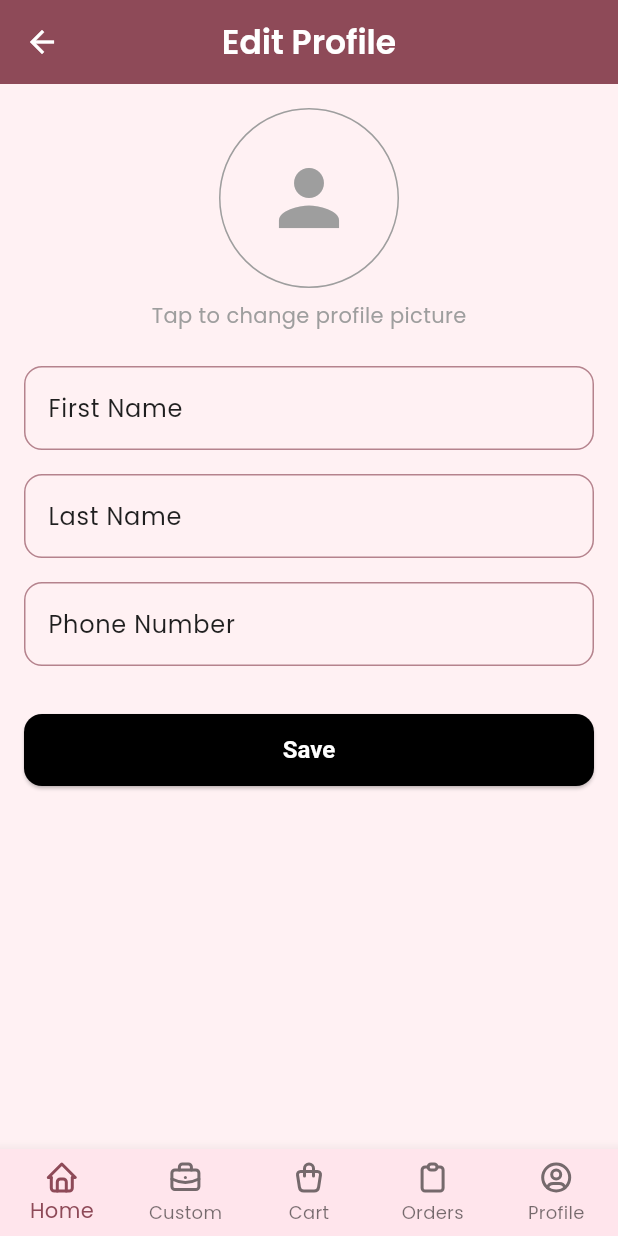
After one commit to adamimrn22/MAP_Flutter_Project_Wanderers, a Flutter app: the CustomerProfileScreen screen opened by its route, after a tap on "Edit Profile", on a phone screen of 412 x 824 dp. The commit adds this screen. Run offline on Flutter 3.47's test engine with Material 3 defaults, Android fonts, the phone set to English and light mode, and no system bars; our stand-ins replace cloud_firestore, firebase_auth, firebase_core, flutter_tabler_icons, go_router, google_fonts and 2 more; accounts and stored records are empty.

Commit message:
Edit Profile Function

```diff
--- a/lib/firebase_services.dart
+++ b/lib/firebase_services.dart
@@ -2,7 +2,6 @@ import 'dart:io';
 import 'package:cloud_firestore/cloud_firestore.dart';
 import 'package:supabase_flutter/supabase_flutter.dart';
 import 'supabase_service.dart';
-
 
 class FirestoreServices {
   final FirebaseFirestore _firestore = FirebaseFirestore.instance;
@@ -69,7 +68,10 @@ class FirestoreServices {
   }
 
   // Update product by ID
-  Future<void> updateProduct(String productId, Map<String, dynamic> data) async {
+  Future<void> updateProduct(
+    String productId,
+    Map<String, dynamic> data,
+  ) async {
     await _firestore.collection('products').doc(productId).update(data);
   }
 
@@ -91,7 +93,9 @@ class FirestoreServices {
 
         if (path != null) {
           print("🗑️ Deleting: $path");
-          final res = await _supabase.storage.from('product-images').remove([path]);
+          final res = await _supabase.storage.from('product-images').remove([
+            path,
+          ]);
           print("📦 Supabase delete result: $res");
         } else {
           print("⚠️ Could not extract path from: $imageUrl");
@@ -123,4 +127,92 @@ class FirestoreServices {
     }
   }
 
+  // NEW: Get user data from Firestore
+  Future<Map<String, dynamic>?> getUserData(String userId) async {
+    try {
+      final doc = await _firestore.collection('users').doc(userId).get();
+      if (!doc.exists) {
+        print("⚠️ User document not found for userId: $userId");
+        return null;
       }
+      print("✅ User data retrieved: ${doc.data()}");
+      return doc.data();
+    } catch (e, stackTrace) {
+      print("❌ Error fetching user data: $e\n📍 StackTrace: $stackTrace");
+      rethrow;
+    }
+  }
+
+  Future<String?> uploadProfilePicture(File image, String userId) async {
+    try {
+      final fileName = 'profile_$userId.png';
+      final filePath = 'profile_pictures/$fileName';
+
+      // Check if the file already exists and delete it to allow overwrite
+      try {
+        await _supabase.storage.from('product-images').getPublicUrl(filePath);
+        // If the above doesn't throw an error, the file exists; delete it
+        await _supabase.storage.from('product-images').remove([filePath]);
+        print("🗑️ Existing profile picture deleted: $filePath");
+      } catch (e) {
+        // File doesn't exist, proceed with upload
+        print("ℹ️ No existing profile picture found at $filePath");
+      }
+
+      // Upload the new profile picture
+      final storageResponse = await _supabase.storage
+          .from('product-images')
+          .upload(
+            filePath,
+            image,
+            fileOptions: const FileOptions(upsert: true),
+          );
+
+      if (storageResponse.isEmpty) {
+        throw Exception('Profile picture upload failed.');
+      }
+
+      // Get the public URL
+      final publicUrl = _supabase.storage
+          .from('product-images')
+          .getPublicUrl(filePath);
+
+      print("✅ Profile picture uploaded: $publicUrl");
+      return publicUrl;
+    } catch (e, stackTrace) {
+      print(
+        "❌ Error uploading profile picture: $e\n📍 StackTrace: $stackTrace",
+      );
+      rethrow;
+    }
+  }
+
+  // In firebase_services.dart, replace or add this method
+  Future<void> updateUserProfile(
+    String userId, {
+    required String userName,
+    required String profilePictureUrl,
+    String? firstName,
+    String? lastName,
+    String? phoneNumber,
+  }) async {
+    try {
+      final data = {
+        'name': userName,
+        'profilePictureUrl': profilePictureUrl,
+        'updatedAt': FieldValue.serverTimestamp(),
+        if (firstName != null) 'firstName': firstName,
+        if (lastName != null) 'lastName': lastName,
+        if (phoneNumber != null) 'phoneNumber': phoneNumber,
+      };
+      await _firestore
+          .collection('users')
+          .doc(userId)
+          .set(data, SetOptions(merge: true));
+      print("✅ User profile updated for userId: $userId");
+    } catch (e, stackTrace) {
+      print("❌ Error updating user profile: $e\n📍 StackTrace: $stackTrace");
+      rethrow;
+    }
+  }
+}
--- a/lib/routing/router.dart
+++ b/lib/routing/router.dart
@@ -30,6 +30,7 @@ import 'package:mycrochetbag/ui/customer/customer_profile/customer_profile_scree
 import 'package:mycrochetbag/ui/admin/widgets/admin_profile_screen.dart';
 import 'package:mycrochetbag/ui/seller/seller_manage_bag/seller_add_bag/widget/seller_addbag_screen.dart';
 import 'package:mycrochetbag/ui/seller/seller_manage_bag/seller_preview_bag/widgets/seller_previewBag_screen.dart';
+import 'package:mycrochetbag/ui/customer/customer_profile/customer_edit_profile_screen.dart';
 
 final _rootNavigatorKey = GlobalKey<NavigatorState>();
 
@@ -96,6 +97,10 @@ GoRouter router(AuthServices authServices) => GoRouter(
         GoRoute(
           path: Routes.customerProfile,
           builder: (context, state) => const CustomerProfileScreen(),
+        ),
+        GoRoute(
+          path: Routes.customerEditProfile,
+          builder: (context, state) => const CustomerEditProfileScreen(),
         ),
       ],
     ),
--- a/lib/routing/routes.dart
+++ b/lib/routing/routes.dart
@@ -12,6 +12,7 @@ abstract final class Routes {
   static const customerCart = '/customer/carts';
   static const customerOrders = '/customer/orders';
   static const customerProfile = '/customer/profile';
+  static const customerEditProfile = '/customer/edit-profile';
 
   // Seller Route
   static const sellerHome = '/seller/home';
@@ -21,8 +22,6 @@ abstract final class Routes {
   static const sellerAddBag = '/seller/add-bag';
   static const sellerPreviewBag = '/seller/preview-bag';
 
-
-
   // Admin Route
   static const adminHome = '/admin/home';
   static const viewAllUser = '/admin/user';
--- /dev/null
+++ b/lib/ui/customer/customer_profile/customer_edit_profile_screen.dart
@@ -0,0 +1,176 @@
+import 'dart:io';
+import 'package:flutter/material.dart';
+import 'package:provider/provider.dart';
+import 'package:go_router/go_router.dart';
+import 'package:mycrochetbag/ui/core/themes/themes.dart';
+import 'package:mycrochetbag/data/services/auth_service.dart';
+import 'package:mycrochetbag/ui/customer/customer_profile/view_model/customer_edit_profile_view_model.dart';
+
+class CustomerEditProfileScreen extends StatefulWidget {
+  const CustomerEditProfileScreen({super.key});
+
+  @override
+  _CustomerEditProfileScreenState createState() =>
+      _CustomerEditProfileScreenState();
+}
+
+class _CustomerEditProfileScreenState extends State<CustomerEditProfileScreen> {
+  @override
+  Widget build(BuildContext context) {
+    final authService = Provider.of<AuthServices>(context, listen: false);
+    return ChangeNotifierProvider(
+      create: (_) => EditProfileViewModel(authService),
+      child: Scaffold(
+        appBar: AppBar(
+          title: const Text('Edit Profile'),
+          centerTitle: true,
+          elevation: 0,
+        ),
+        backgroundColor: RoseBlushColors.background,
+        body: Consumer<EditProfileViewModel>(
+          builder: (context, viewModel, child) {
+            if (viewModel.isLoading) {
+              return const Center(child: CircularProgressIndicator());
+            }
+            return _EditProfileForm(viewModel: viewModel);
+          },
+        ),
+      ),
+    );
+  }
+}
+
+class _EditProfileForm extends StatelessWidget {
+  final EditProfileViewModel viewModel;
+
+  const _EditProfileForm({required this.viewModel});
+
+  @override
+  Widget build(BuildContext context) {
+    return SingleChildScrollView(
+      padding: const EdgeInsets.all(16),
+      child: Form(
+        key: viewModel.formKey,
+        child: Column(
+          crossAxisAlignment: CrossAxisAlignment.start,
+          children: [
+            // Profile Picture
+            Center(
+              child: GestureDetector(
+                onTap: viewModel.isLoading ? null : () => viewModel.pickImage(),
+                child: Container(
+                  width: 120,
+                  height: 120,
+                  decoration: BoxDecoration(
+                    shape: BoxShape.circle,
+                    border: Border.all(color: Colors.grey),
+                  ),
+                  child:
+                      viewModel.profileImage != null
+                          ? ClipOval(
+                            child: Image.file(
+                              File(viewModel.profileImage!.path),
+                              width: 120,
+                              height: 120,
+                              fit: BoxFit.cover,
+                            ),
+                          )
+                          : viewModel.profilePictureUrl != null &&
+                              viewModel.profilePictureUrl!.isNotEmpty
+                          ? ClipOval(
+                            child: Image.network(
+                              '${viewModel.profilePictureUrl}?${DateTime.now().millisecondsSinceEpoch}',
+                              width: 120,
+                              height: 120,
+                              fit: BoxFit.cover,
+                              errorBuilder: (context, error, stackTrace) {
+                                print(
+                                  '❌ Error loading profile picture: $error',
+                                );
+                                return const Icon(
+                                  Icons.person,
+                                  size: 60,
+                                  color: Colors.grey,
+                                );
+                              },
+                            ),
+                          )
+                          : const Icon(
+                            Icons.person,
+                            size: 60,
+                            color: Colors.grey,
+                          ),
+                ),
+              ),
+            ),
+            const SizedBox(height: 8),
+            const Center(
+              child: Text(
+                'Tap to change profile picture',
+                style: TextStyle(color: Colors.grey),
+              ),
+            ),
+
+            const SizedBox(height: 24),
+
+            // First Name Field
+            TextFormField(
+              initialValue: viewModel.firstName ?? '',
+              decoration: const InputDecoration(labelText: 'First Name'),
+              onSaved: (val) => viewModel.firstName = val,
+              validator: (val) => val!.isEmpty ? 'Required' : null,
+            ),
+
+            const SizedBox(height: 16),
+
+            // Last Name Field
+            TextFormField(
+              initialValue: viewModel.lastName ?? '',
+              decoration: const InputDecoration(labelText: 'Last Name'),
+              onSaved: (val) => viewModel.lastName = val,
+              validator: (val) => val!.isEmpty ? 'Required' : null,
+            ),
+
+            const SizedBox(height: 16),
+
+            // Phone Number Field
+            TextFormField(
+              initialValue: viewModel.phoneNumber ?? '',
+              decoration: const InputDecoration(labelText: 'Phone Number'),
+              keyboardType: TextInputType.phone,
+              onSaved: (val) => viewModel.phoneNumber = val,
+              validator: (val) => val!.isEmpty ? 'Required' : null,
+            ),
+
+            const SizedBox(height: 32),
+
+            // Save Button
+            ElevatedButton(
+              style: ElevatedButton.styleFrom(
+                backgroundColor: Colors.black,
+                foregroundColor: Colors.white,
+                minimumSize: const Size(double.infinity, 48),
+                shape: RoundedRectangleBorder(
+                  borderRadius: BorderRadius.circular(12),
+                ),
+              ),
+              onPressed:
+                  viewModel.isLoading
+                      ? null
+                      : () async {
+                        final result = await viewModel.saveProfile(context);
+                        if (result == null) {
+                          context.pop(); // Navigate back to profile screen
+                        }
+                      },
+              child:
+                  viewModel.isLoading
+                      ? const CircularProgressIndicator(color: Colors.white)
+                      : const Text('Save'),
+            ),
+          ],
+        ),
+      ),
+    );
+  }
+}
--- a/lib/ui/customer/customer_profile/customer_profile_screen.dart
+++ b/lib/ui/customer/customer_profile/customer_profile_screen.dart
@@ -3,23 +3,73 @@ import 'package:mycrochetbag/utils/get_name_initials.dart';
 import 'package:provider/provider.dart';
 import 'package:go_router/go_router.dart';
 import 'package:mycrochetbag/routing/routes.dart';
-import 'package:mycrochetbag/data/services/auth_service.dart'; // import AuthServices
+import 'package:mycrochetbag/data/services/auth_service.dart';
 import 'package:mycrochetbag/ui/core/themes/themes.dart';
+import 'package:mycrochetbag/firebase_services.dart';
 
-class CustomerProfileScreen extends StatelessWidget {
+class CustomerProfileScreen extends StatefulWidget {
   const CustomerProfileScreen({super.key});
 
   @override
+  _CustomerProfileScreenState createState() => _CustomerProfileScreenState();
+}
+
+class _CustomerProfileScreenState extends State<CustomerProfileScreen> {
+  final FirestoreServices _firestoreService = FirestoreServices();
+  Map<String, dynamic>? _userData;
+  bool _loading = true;
+
+  @override
+  void initState() {
+    super.initState();
+    _fetchUserData();
+  }
+
+  void _fetchUserData() async {
+    final authService = Provider.of<AuthServices>(context, listen: false);
+    final userId = authService.currentUser?.uid ?? '';
+    if (userId.isEmpty) {
+      setState(() {
+        _userData = null;
+        _loading = false;
+      });
+      return;
+    }
+
+    setState(() {
+      _loading = true;
+    });
+
+    try {
+      final data = await _firestoreService.getUserData(userId);
+      setState(() {
+        _userData = data;
+        _loading = false;
+      });
+    } catch (e) {
+      print("❌ Error fetching user data: $e");
+      setState(() {
+        _userData = null;
+        _loading = false;
+      });
+    }
+  }
+
+  @override
   Widget build(BuildContext context) {
-    final authService = Provider.of<AuthServices>(
-      context,
-      listen: false,
-    ); // get AuthServices
+    final authService = Provider.of<AuthServices>(context, listen: false);
 
-    // use authService get user email
-    final userEmail = authService.currentUserEmail;
-    final userNameFuture =
-        authService.getCurrentUserName(); // get Future<String?>
+    if (_loading) {
+      return const Scaffold(body: Center(child: CircularProgressIndicator()));
+    }
+
+    final userEmail = authService.currentUserEmail ?? 'please login';
+    final userName =
+        _userData != null
+            ? '${_userData!['firstName'] ?? ''} ${_userData!['lastName'] ?? ''}'
+                .trim()
+            : 'please login';
+    final profilePictureUrl = _userData?['profilePictureUrl'] ?? '';
 
     return Scaffold(
       appBar: AppBar(
@@ -47,38 +97,30 @@ class CustomerProfileScreen extends StatelessWidget {
                     CircleAvatar(
                       radius: 40,
                       backgroundColor: Theme.of(context).primaryColor,
-                      child: FutureBuilder<String?>(
-                        future: userNameFuture,
-                        builder: (context, snapshot) {
-                          if (snapshot.connectionState ==
-                              ConnectionState.waiting) {
-                            return const CircularProgressIndicator(
-                              color: Colors.white,
-                              strokeWidth: 2,
-                            );
-                          } else if (snapshot.hasError ||
-                              !snapshot.hasData ||
-                              snapshot.data == null) {
-                            return const Text(
-                              '?',
-                              style: TextStyle(
-                                fontSize: 30,
-                                color: Colors.white,
-                              ),
-                            );
-                          } else {
-                            final initials = GetNameInitials.getInitials(
-                              snapshot.data!,
-                            );
-                            return Text(
-                              initials,
+                      child:
+                          profilePictureUrl.isNotEmpty
+                              ? ClipOval(
+                                child: Image.network(
+                                  '$profilePictureUrl?${DateTime.now().millisecondsSinceEpoch}',
+                                  width: 80,
+                                  height: 80,
+                                  fit: BoxFit.cover,
+                                  errorBuilder:
+                                      (context, error, stackTrace) => Text(
+                                        GetNameInitials.getInitials(userName),
                                         style: const TextStyle(
                                           fontSize: 30,
                                           color: Colors.white,
                                         ),
-                            );
-                          }
-                        },
+                                      ),
+                                ),
+                              )
+                              : Text(
+                                GetNameInitials.getInitials(userName),
+                                style: const TextStyle(
+                                  fontSize: 30,
+                                  color: Colors.white,
+                                ),
                               ),
                     ),
                     const SizedBox(width: 16),
@@ -86,44 +128,16 @@ class CustomerProfileScreen extends StatelessWidget {
                       child: Column(
                         crossAxisAlignment: CrossAxisAlignment.start,
                         children: [
-                          FutureBuilder<String?>(
-                            // USE FutureBuilder
-                            future: userNameFuture,
-                            builder: (context, snapshot) {
-                              if (snapshot.connectionState ==
-                                  ConnectionState.waiting) {
-                                return const Text(
-                                  'Loading...',
-                                  style: TextStyle(
-                                    fontSize: 24,
-                                    fontWeight: FontWeight.bold,
-                                    color: Colors.black,
-                                  ),
-                                );
-                              } else if (snapshot.hasError) {
-                                return const Text(
-                                  'error',
-                                  style: TextStyle(
-                                    fontSize: 24,
-                                    fontWeight: FontWeight.bold,
-                                    color: Colors.black,
-                                  ),
-                                );
-                              } else {
-                                final userName = snapshot.data;
-                                return Text(
-                                  userName ?? 'please login', // show username
+                          Text(
+                            userName.isEmpty ? 'please login' : userName,
                             style: const TextStyle(
                               fontSize: 24,
                               fontWeight: FontWeight.bold,
                               color: Colors.black,
                             ),
-                                );
-                              }
-                            },
                           ),
                           Text(
-                            userEmail ?? 'please login', //  show email
+                            userEmail,
                             style: const TextStyle(
                               fontSize: 16,
                               color: Colors.grey,
@@ -134,16 +148,19 @@ class CustomerProfileScreen extends StatelessWidget {
                     ),
                   ],
                 ),
-
                 const SizedBox(height: 24),
-
+                _buildOptionTile(context, 'Edit Profile', () {
+                  context.push(Routes.customerEditProfile).then((_) {
+                    // Refresh user data after editing
+                    _fetchUserData();
+                  });
+                }),
                 _buildOptionTile(
                   context,
                   'Language',
                   () {},
                   trailing: const Text('English (UK)'),
                 ),
-
                 _buildOptionTile(context, 'Change Password', () {
                   context.push(Routes.changePassword);
                 }),
@@ -153,7 +170,6 @@ class CustomerProfileScreen extends StatelessWidget {
                 _buildOptionTile(context, 'Payment Method', () {
                   // TODO: Implement Payment Method
                 }),
-
                 _buildOptionTile(context, 'FAQ', () {
                   // TODO: Implement FAQ
                 }),
@@ -170,10 +186,6 @@ class CustomerProfileScreen extends StatelessWidget {
         padding: const EdgeInsets.all(16.0),
         child: ElevatedButton(
           onPressed: () async {
-            final authService = Provider.of<AuthServices>(
-              context,
-              listen: false,
-            );
             final result = await authService.signOut();
             if (result.isOk) {
               if (context.mounted) {
--- /dev/null
+++ b/lib/ui/customer/customer_profile/view_model/customer_edit_profile_view_model.dart
@@ -0,0 +1,93 @@
+import 'dart:io';
+import 'package:flutter/material.dart';
+import 'package:image_picker/image_picker.dart';
+import 'package:mycrochetbag/firebase_services.dart'; // Assuming this handles Firestore operations
+import 'package:mycrochetbag/data/services/auth_service.dart'; // For accessing current user
+
+class EditProfileViewModel extends ChangeNotifier {
+  final formKey = GlobalKey<FormState>();
+  final picker = ImagePicker();
+  final AuthServices authService;
+
+  XFile? profileImage;
+  String? firstName;
+  String? lastName;
+  String? phoneNumber;
+  String? profilePictureUrl; // Current profile picture URL from Firestore
+  bool isLoading = false;
+
+  EditProfileViewModel(this.authService) {
+    _loadUserData();
+  }
+
+  // Load current user data from Firestore
+  Future<void> _loadUserData() async {
+    isLoading = true;
+    notifyListeners();
+
+    try {
+      final userData = await FirestoreServices().getUserData(
+        authService.currentUser!.uid,
+      );
+      firstName = userData?['firstName'] ?? '';
+      lastName = userData?['lastName'] ?? '';
+      phoneNumber = userData?['phoneNumber'] ?? '';
+      profilePictureUrl = userData?['profilePictureUrl'] ?? '';
+    } catch (e) {
+      print('Error loading user data: $e');
+    }
+
+    isLoading = false;
+    notifyListeners();
+  }
+
+  // Pick a new profile image
+  Future<void> pickImage() async {
+    final XFile? pickedFile = await picker.pickImage(
+      source: ImageSource.gallery,
+    );
+    if (pickedFile != null) {
+      profileImage = pickedFile;
+      notifyListeners();
+    }
+  }
+
+  // Save updated profile data
+  Future<String?> saveProfile(BuildContext context) async {
+    if (!formKey.currentState!.validate())
+      return 'Please fill all required fields';
+
+    formKey.currentState!.save();
+
+    try {
+      isLoading = true;
+      notifyListeners();
+
+      String? newProfilePictureUrl = profilePictureUrl;
+      if (profileImage != null) {
+        // Upload new profile picture to Supabase
+        newProfilePictureUrl = await FirestoreServices().uploadProfilePicture(
+          File(profileImage!.path),
+          authService.currentUser!.uid,
+        );
+      }
+
+      // Update user data in Firestore
+      await FirestoreServices().updateUserProfile(
+        authService.currentUser!.uid,
+        userName: '$firstName $lastName', // Combine for backward compatibility
+        profilePictureUrl: newProfilePictureUrl ?? '',
+        firstName: firstName!,
+        lastName: lastName!,
+        phoneNumber: phoneNumber!,
+      );
+
+      return null; // Success
+    } catch (e) {
+      return 'Failed to update profile: $e';
+    } finally {
+      isLoading = false;
+      notifyListeners();
+    }
+  }
+}
```
Also changed, not shown: lib/supabase_service.dart (line endings or trailing spaces). Lines whose indentation alone changed are shown as unchanged.
